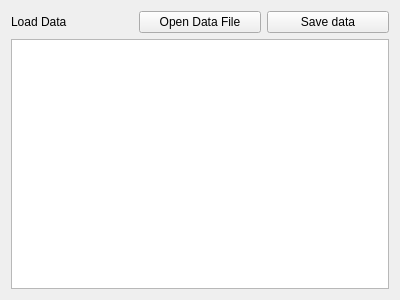
CBICA/niCHART, file QtBrainChartGUI/plugins/data/data.ui: the form before one commit.
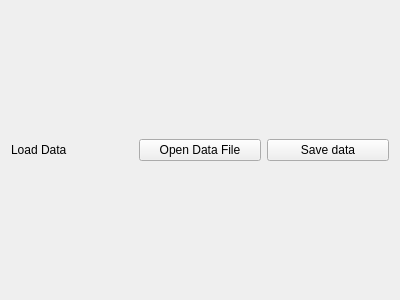
The form after the commit.

Commit message: Re-introduce table view

Diff of the .ui file:
```diff
--- a/QtBrainChartGUI/plugins/data/data.ui
+++ b/QtBrainChartGUI/plugins/data/data.ui
@@ -40,7 +40,7 @@
     </layout>
    </item>
    <item>
-    <widget class="QTableWidget" name="tableWidget"/>
+    <layout class="QVBoxLayout" name="verticalLayout_2"/>
    </item>
   </layout>
  </widget>
```
The commit also changes 1 other file.
